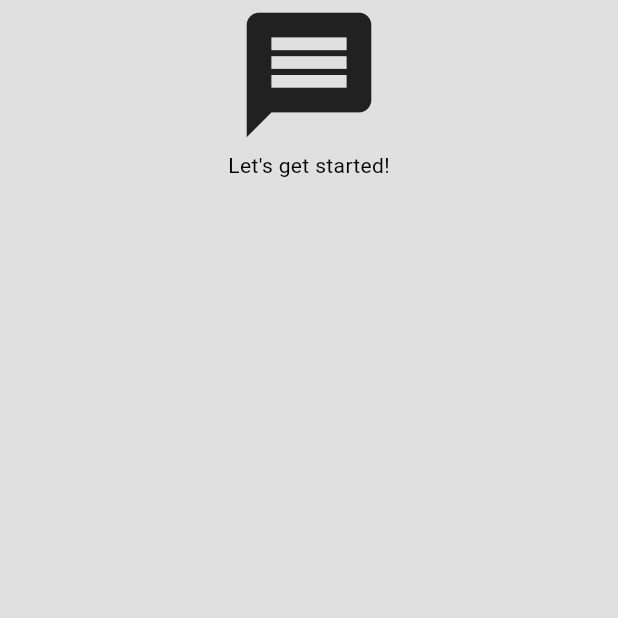
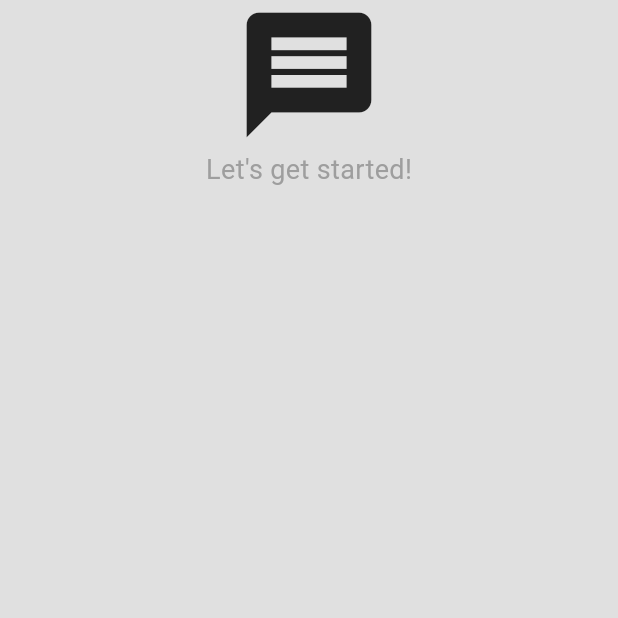
Before and after one commit to Odhi-ambo/messaging_app, a Flutter app: the RegisterPage screen opened directly, on a phone screen of 412 x 824 dp, the top half of it. Run offline on Flutter 3.47's test engine with Material 3 defaults, Android fonts, the phone set to English and light mode, and no system bars.

Commit message:
registration page

```diff
--- a/lib/pages/register_page.dart
+++ b/lib/pages/register_page.dart
@@ -17,7 +17,11 @@ class RegisterPage extends StatelessWidget {
             ),
 
             //welcome msg
-            Text("Let's get started!")
+            Text(
+              "Let's get started!",
+              style: TextStyle(
+                  color: Theme.of(context).primaryColor, fontSize: 18),
+            )
 
             //email textfield
 
```
